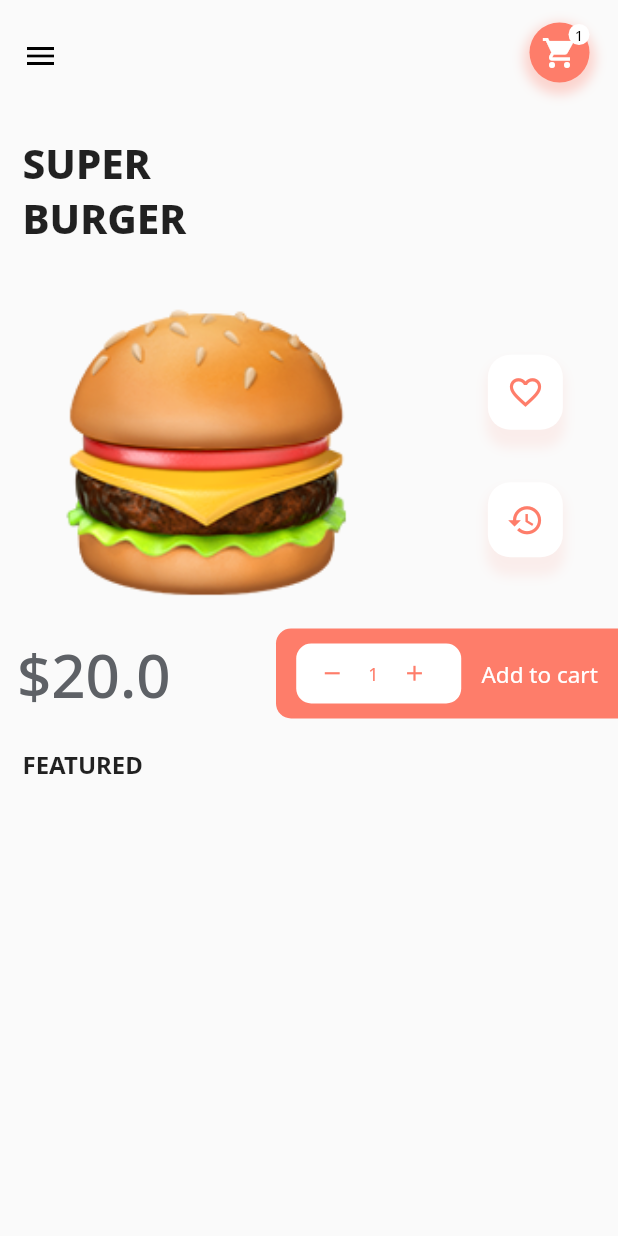
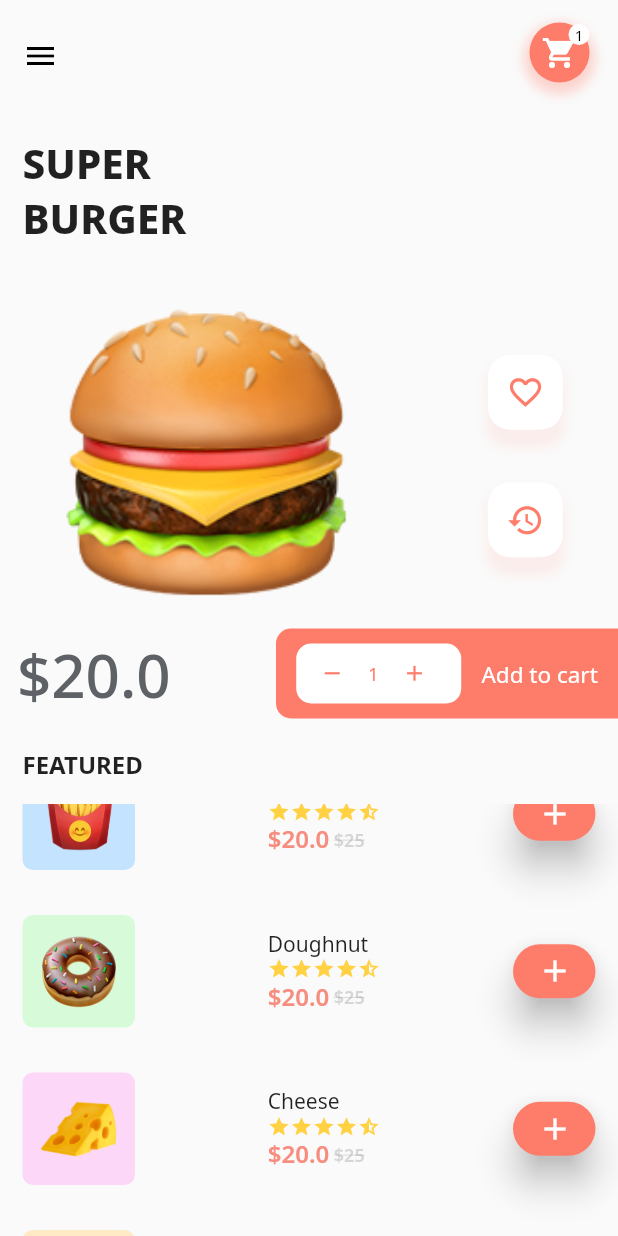
Before and after one commit to amitmaurya7374/Flutter-Food-order-App, a Flutter app: the screen it shows after launch, after a tap on "Burger", on a phone screen of 412 x 824 dp. Run offline on Flutter 3.47's test engine with Material 2 defaults, Android fonts, the phone set to English and light mode, and no system bars; drawn by our look-alikes of smooth_star_rating; our stand-ins replace google_fonts.

Commit message:
9th commit

```diff
--- a/lib/screens/detail_page.dart
+++ b/lib/screens/detail_page.dart
@@ -1,5 +1,6 @@
 import 'package:flutter/material.dart';
 import 'package:food_app/widgets/floating_icon.dart';
+import 'package:food_app/widgets/food_tabs.dart';
 import 'package:google_fonts/google_fonts.dart';
 
 class DetailPage extends StatefulWidget {
@@ -223,6 +224,13 @@ class _DetailPageState extends State<DetailPage> {
                 fontSize: 16.0, fontWeight: FontWeight.w700),
           ),
         ),
+        //ToDo
+        Container(
+              height: MediaQuery.of(context).size.height - 450.0,
+              child: FoodTabBar(
+                reverseState: true,
+              ),
+            ),
         ],
       ),
     );
@@ -236,7 +244,7 @@ class _DetailPageState extends State<DetailPage> {
         return;
       case 'MINUS':
         setState(() {
-          if (quantity != 0) {
+          if (quantity >1) {
             quantity -= 1;
           }
         });
--- a/lib/screens/main_page_scrren.dart
+++ b/lib/screens/main_page_scrren.dart
@@ -144,11 +144,11 @@ class _MainPageScreenState extends State<MainPageScreen>
               child: TabBarView(
                 controller: tabController,
                 children: [
-                  FoodTabBar(),
+                  FoodTabBar(reverseState: false,),
 
-                  FoodTabBar(),
-                  FoodTabBar(),
-                  FoodTabBar(),
+                  FoodTabBar(reverseState: false,),
+                  FoodTabBar(reverseState: false,),
+                  FoodTabBar(reverseState: false,),
                 ],
               ),
             ),
--- a/lib/widgets/food_tabs.dart
+++ b/lib/widgets/food_tabs.dart
@@ -5,10 +5,13 @@ import 'package:provider/provider.dart';
 import 'package:smooth_star_rating/smooth_star_rating.dart';
 
 class FoodTabBar extends StatelessWidget {
+  final bool reverseState;
+  FoodTabBar({this.reverseState});
   @override
   Widget build(BuildContext context) {
     return Scaffold(
       body: ListView.builder(
+       reverse: reverseState,
         itemBuilder: (context, index) {
           return Padding(
             padding: EdgeInsets.all( 15.0),
```
